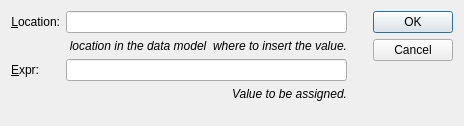
Before: the Qt Designer form src/modules/specialized/scxml/dialogs/scxmlassigndialog.ui in lbellonda/qxmledit, drawn with Qt 5.
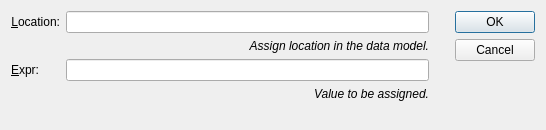
After: the same form once the commit is applied. Icons and pictures are not drawn.

```diff
--- a/src/modules/specialized/scxml/dialogs/scxmlassigndialog.ui
+++ b/src/modules/specialized/scxml/dialogs/scxmlassigndialog.ui
@@ -6,8 +6,8 @@
    <rect>
     <x>0</x>
     <y>0</y>
-    <width>464</width>
-    <height>126</height>
+    <width>546</width>
+    <height>130</height>
    </rect>
   </property>
   <property name="windowTitle">
@@ -52,7 +52,7 @@
         </font>
        </property>
        <property name="text">
-        <string>location in the data model  where to insert the value.</string>
+        <string>Assign location in the data model.</string>
        </property>
        <property name="alignment">
         <set>Qt::AlignRight|Qt::AlignTrailing|Qt::AlignVCenter</set>
```
Left out of the diff: 8 changed lines with no effect on the pictures.
